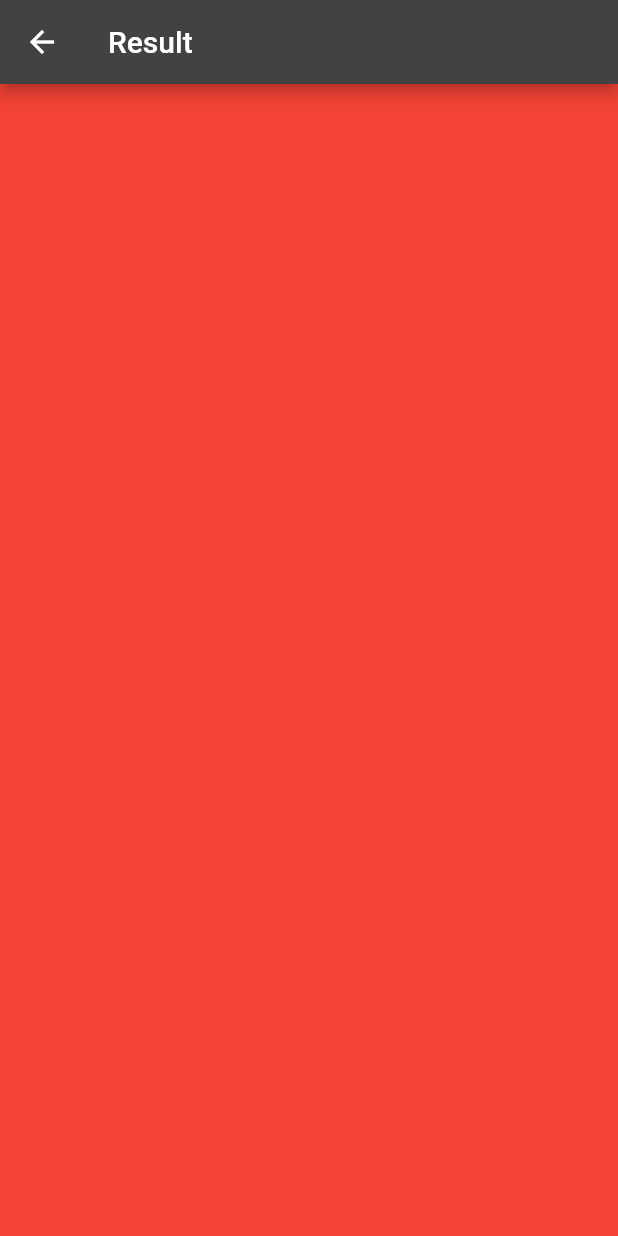
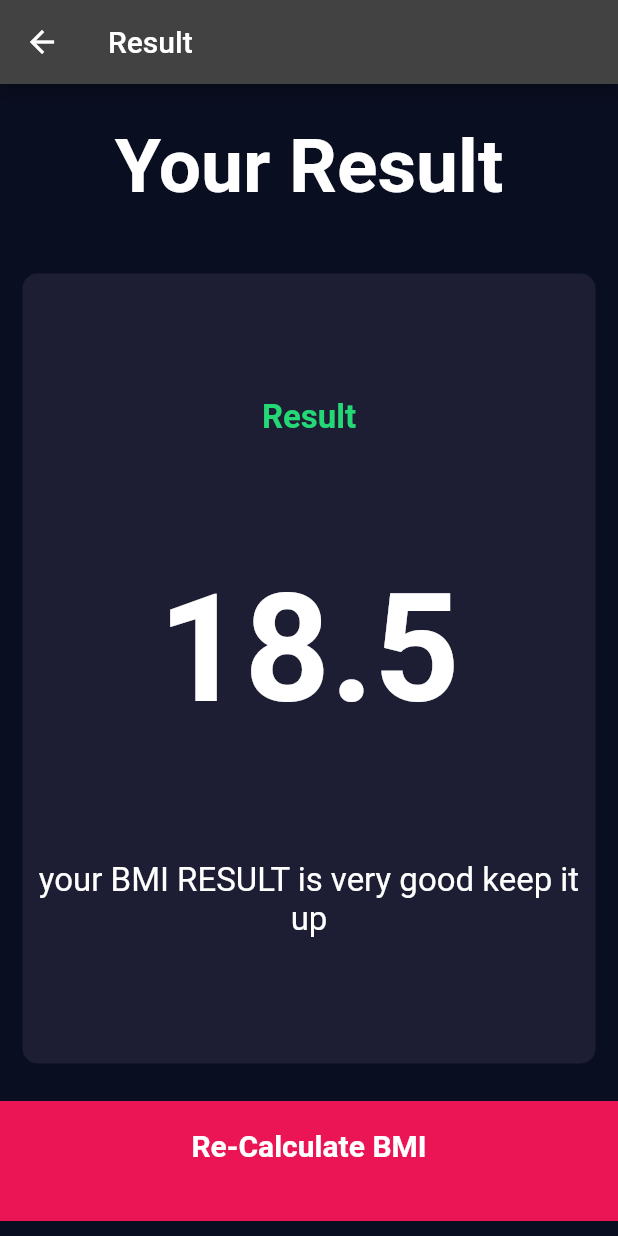
Before and after one commit to aman123shi/BMI_Calculator_Flutter_app, a Flutter app: the screen it shows after launch, after a tap on "Calculate The BMI", on a phone screen of 412 x 824 dp. Run offline on Flutter 3.47's test engine with Material 2 defaults, Android fonts, the light colour scheme and no system bars; our stand-ins replace font_awesome_flutter.

Commit message:
Add The BMI Class

```diff
--- /dev/null
+++ b/lib/bmi.dart
@@ -0,0 +1,33 @@
+import 'dart:math';
+
+class BMI {
+  double height;
+  int weight;
+  double _bmi = 0.0;
+  BMI({required this.height, required this.weight});
+
+  String calculateBMI() {
+    _bmi = weight / pow(height / 100, 2);
+    return _bmi.toStringAsFixed(1);
+  }
+
+  String getDetail() {
+    if (_bmi > 25) {
+      return " You are over weight you should do more exercise!!  ";
+    } else if (_bmi > 18.5) {
+      return " You are in good shape stay healthy GOOD JOB!!  ";
+    } else {
+      return "You are under weight you should eat more protein diet";
+    }
+  }
+
+  String getResult() {
+    if (_bmi > 25) {
+      return " Overweight  ";
+    } else if (_bmi > 18.5) {
+      return " Normal  ";
+    } else {
+      return "underweight";
+    }
+  }
+}
--- /dev/null
+++ b/lib/bottom_button.dart
@@ -0,0 +1,32 @@
+import 'package:flutter/material.dart';
+import 'constants.dart';
+
+class BottomButton extends StatelessWidget {
+  const BottomButton({
+    Key? key,
+    required this.btnLabel,
+    required this.onPress,
+  }) : super(key: key);
+  final String btnLabel;
+  final VoidCallback onPress;
+  @override
+  Widget build(BuildContext context) {
+    return GestureDetector(
+      onTap: onPress,
+      child: Center(
+        child: Container(
+          padding: const EdgeInsets.only(bottom: 20.0),
+          alignment: Alignment.center,
+          color: bottomContainerColor,
+          margin: const EdgeInsets.only(top: 10),
+          width: double.infinity,
+          height: bottomContainerHeight,
+          child: Text(
+            btnLabel,
+            style: kLargeButtonTextStyle,
+          ),
+        ),
+      ),
+    );
+  }
+}
--- a/lib/constants.dart
+++ b/lib/constants.dart
@@ -3,9 +3,15 @@ import 'package:flutter/material.dart';
 const activeCardColor = Color(0xFF1D1E33);
 const inactiveCardColor = Color(0xFF111328);
 const bottomContainerColor = Color(0xFFEB1555);
-
+const bottomContainerHeight = 80.0;
 const labelTextStyle = TextStyle(color: Color(0xFF8D8E88), fontSize: 18);
 const kNumbersTextStyle =
     TextStyle(fontWeight: FontWeight.w900, fontSize: 50.0);
 const kLargeButtonTextStyle =
     TextStyle(fontWeight: FontWeight.bold, fontSize: 20.0);
+const kBMITextResultStyle =
+    TextStyle(fontWeight: FontWeight.bold, fontSize: 100.0);
+const kResultTextStyle = TextStyle(
+    color: Color(0xFF24D876), fontWeight: FontWeight.bold, fontSize: 22.0);
+const kResultNumberTextStyle = TextStyle(
+    color: Color(0xFF24D876), fontWeight: FontWeight.bold, fontSize: 22.0);
--- a/lib/input_page.dart
+++ b/lib/input_page.dart
@@ -4,8 +4,8 @@ import 'card_icon_content.dart';
 import 'reusable_card.dart';
 import 'constants.dart';
 import 'result_page.dart';
+import 'bottom_button.dart';
 
-const bottomContainerHeight = 80.0;
 const maleSelected = 1;
 const femaleSelected = 2;
 
@@ -203,30 +203,19 @@ class _InputPageState extends State<InputPage> {
               ],
             ),
           ),
-          GestureDetector(
-            onTap: () {
+          Padding(
+            padding: const EdgeInsets.only(bottom: 10),
+            child: BottomButton(
+              btnLabel: "Calculate The BMI",
+              onPress: () {
                 Navigator.push(
                     context,
                     MaterialPageRoute(
                       builder: (context) => const ResultPage(),
-                ),
-              );
+                    ));
               },
-            child: Center(
-              child: Container(
-                padding: const EdgeInsets.only(bottom: 20.0),
-                alignment: Alignment.center,
-                color: bottomContainerColor,
-                margin: const EdgeInsets.only(top: 10),
-                width: double.infinity,
-                height: bottomContainerHeight,
-                child: const Text(
-                  "Calculate The BMI",
-                  style: kLargeButtonTextStyle,
             ),
           ),
-            ),
-          )
         ],
       ),
     );
--- a/lib/result_page.dart
+++ b/lib/result_page.dart
@@ -1,6 +1,7 @@
+import 'package:angela_app/constants.dart';
+import 'package:angela_app/input_page.dart';
 import 'package:flutter/material.dart';
-import 'package:flutter/src/foundation/key.dart';
-import 'package:flutter/src/widgets/framework.dart';
+import 'bottom_button.dart';
 
 class ResultPage extends StatelessWidget {
   const ResultPage({Key? key}) : super(key: key);
@@ -11,7 +12,61 @@ class ResultPage extends StatelessWidget {
       appBar: AppBar(
         title: const Text("Result"),
       ),
-      backgroundColor: Colors.red,
+      body: Column(
+        mainAxisAlignment: MainAxisAlignment.spaceEvenly,
+        children: [
+          Expanded(
+            child: Center(
+              child: Text(
+                'Your Result',
+                style: TextStyle(fontSize: 50.0, fontWeight: FontWeight.bold),
+              ),
+            ),
+          ),
+          Expanded(
+            flex: 5,
+            child: Container(
+              margin: const EdgeInsets.all(15),
+              decoration: BoxDecoration(
+                color: activeCardColor,
+                borderRadius: BorderRadius.circular(10),
+              ),
+              child: Column(
+                crossAxisAlignment: CrossAxisAlignment.center,
+                mainAxisAlignment: MainAxisAlignment.spaceEvenly,
+                children: const [
+                  Text(
+                    "Result",
+                    style: kResultTextStyle,
+                  ),
+                  Text(
+                    '18.5',
+                    style: kBMITextResultStyle,
+                  ),
+                  Text(
+                    "your BMI RESULT is very good keep it up",
+                    textAlign: TextAlign.center,
+                    style: TextStyle(fontSize: 22),
+                  )
+                ],
+              ),
+            ),
+          ),
+          Padding(
+            padding: const EdgeInsets.only(bottom: 10),
+            child: BottomButton(
+              btnLabel: "Re-Calculate BMI",
+              onPress: () {
+                Navigator.push(
+                    context,
+                    MaterialPageRoute(
+                      builder: (context) => const InputPage(),
+                    ));
+              },
+            ),
+          ),
+        ],
+      ),
     );
   }
 }
```
Also changed, not shown: 1 other file. Lines whose indentation alone changed are shown as unchanged.
